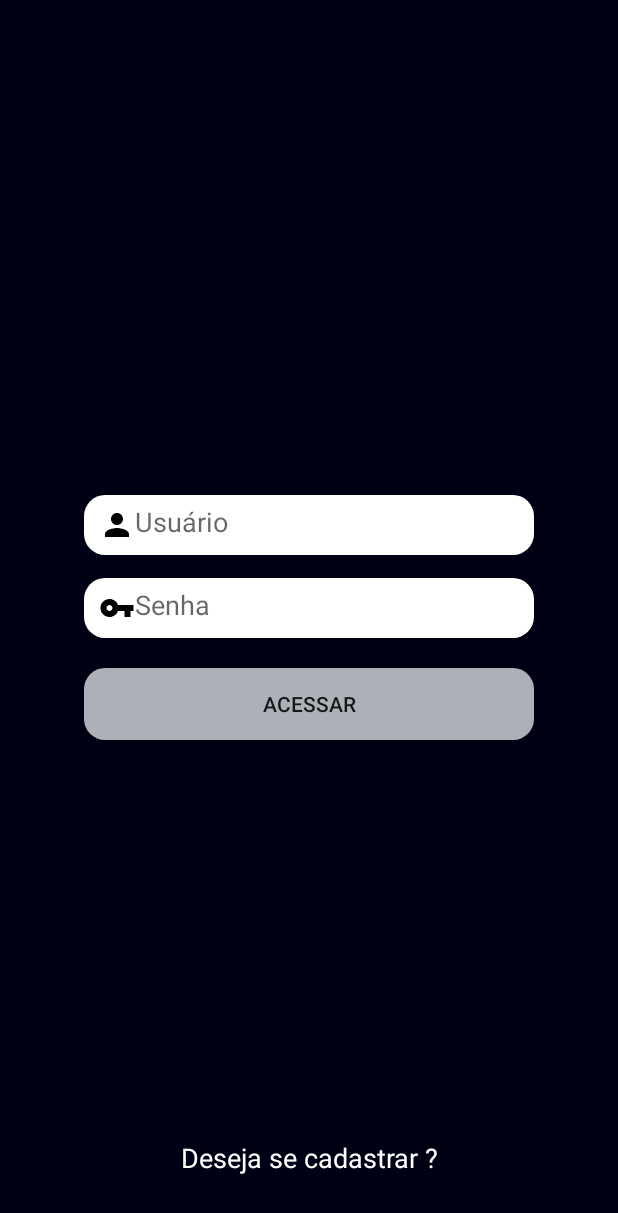
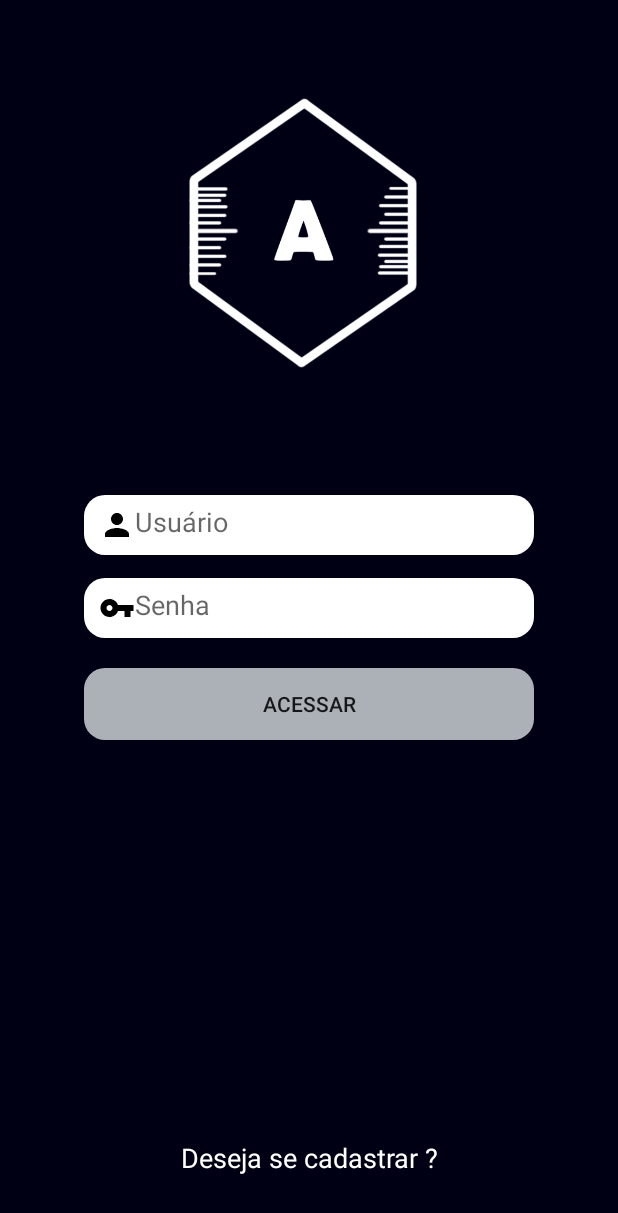
Before and after one commit to Sampaio98/finalproject_front, an Android app: the screen it shows after launch (LoginActivity), on a phone screen of 412 x 824 dp. Shown: the top 1213 px of the screen. Run offline under Robolectric (Android 15) with nearby library versions, the phone set to English and light mode, and no system bars.

Commit message:
adicionado logo na tela de login

```diff
--- a/app/src/main/res/layout/activity_login.xml
+++ b/app/src/main/res/layout/activity_login.xml
@@ -8,10 +8,33 @@
     tools:context=".activity.LoginActivity">
 
     <LinearLayout
-        android:layout_width="match_parent"
-        android:layout_height="match_parent"
+        android:id="@+id/linearLayout"
+        android:layout_width="wrap_content"
+        android:layout_height="wrap_content"
+        android:layout_marginEnd="8dp"
+        android:layout_marginTop="65dp"
         android:gravity="center"
-        android:orientation="vertical">
+        app:layout_constraintEnd_toEndOf="parent"
+        app:layout_constraintStart_toStartOf="@+id/linearLayout2"
+        app:layout_constraintTop_toTopOf="@+id/linearLayout2">
+
+        <ImageView
+            android:layout_width="180dp"
+            android:layout_height="180dp"
+            android:src="@drawable/logo_white" />
+
+    </LinearLayout>
+
+    <LinearLayout
+        android:id="@+id/linearLayout2"
+        android:layout_width="0dp"
+        android:layout_height="0dp"
+        android:gravity="center"
+        android:orientation="vertical"
+        app:layout_constraintBottom_toBottomOf="parent"
+        app:layout_constraintEnd_toEndOf="parent"
+        app:layout_constraintStart_toStartOf="parent"
+        app:layout_constraintTop_toTopOf="parent">
 
         <EditText
             android:id="@+id/login_txtUser"
@@ -41,27 +64,32 @@
             android:layout_height="wrap_content"
             android:layout_marginTop="20dp"
             android:background="@drawable/btn_round"
-            android:text="acessar"
-            android:onClick="access"/>
+            android:onClick="access"
+            android:text="acessar" />
 
     </LinearLayout>
 
     <LinearLayout
-        android:layout_width="match_parent"
-        android:layout_height="match_parent"
+        android:id="@+id/linearLayout3"
+        android:layout_width="0dp"
+        android:layout_height="0dp"
         android:gravity="bottom"
-        android:textAlignment="center">
+        android:textAlignment="center"
+        app:layout_constraintBottom_toBottomOf="parent"
+        app:layout_constraintEnd_toEndOf="parent"
+        app:layout_constraintStart_toStartOf="parent"
+        app:layout_constraintTop_toTopOf="parent">
 
         <TextView
             android:id="@+id/login_textRegister"
             android:layout_width="match_parent"
             android:layout_height="wrap_content"
             android:layout_marginBottom="20dp"
+            android:onClick="goToRegister"
             android:text="Deseja se cadastrar ?"
             android:textAlignment="center"
             android:textColor="@color/white"
-            android:textSize="18sp"
-            android:onClick="goToRegister"/>
+            android:textSize="18sp" />
     </LinearLayout>
 
 
```
Also changed, not shown: app/src/main/res/drawable-v24/logo_white.png (added).
